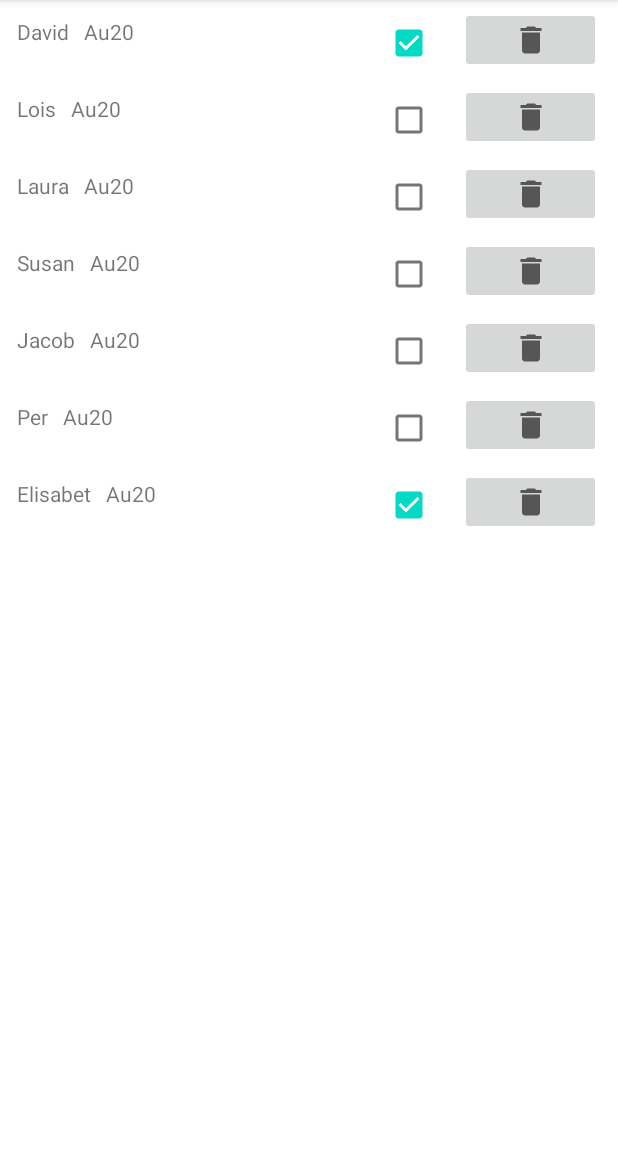
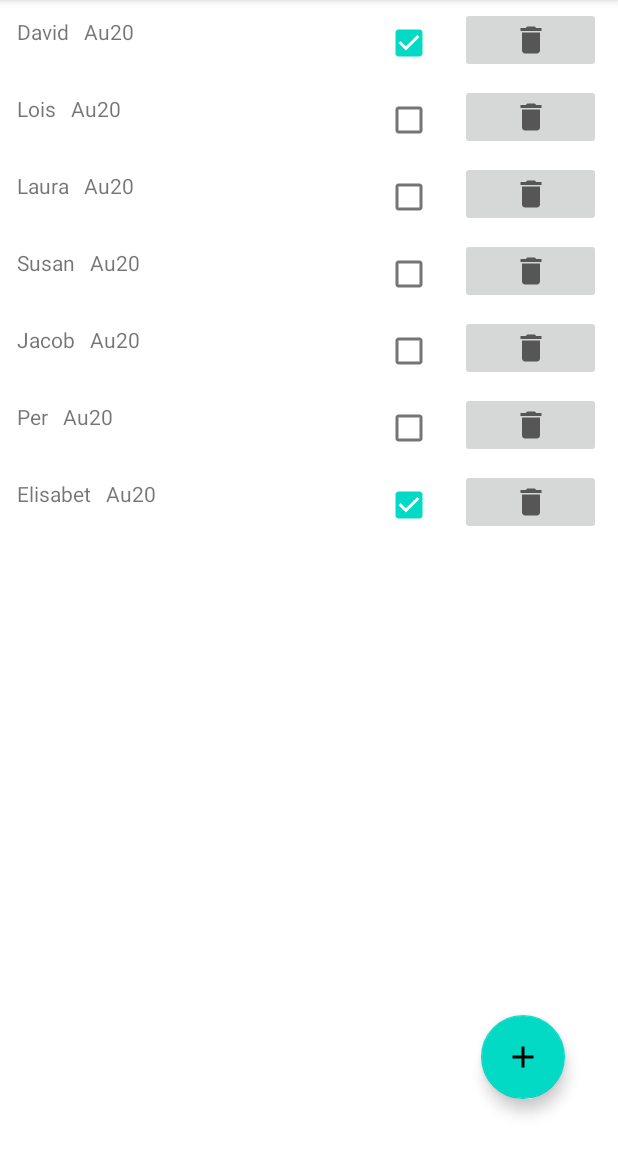
Before and after one commit to davidsvson/AU20_android_ClassListApp, an Android app: the screen it shows after launch (MainActivity), on a phone screen of 412 x 824 dp, the part 84-1236 px from its top. Run offline under Robolectric (Android 15) with nearby library versions, the phone set to English and light mode, and no system bars.

Commit message:
add and delete student

```diff
--- a/app/src/main/java/com/example/classlistapp/MainActivity.kt
+++ b/app/src/main/java/com/example/classlistapp/MainActivity.kt
@@ -1,10 +1,12 @@
 package com.example.classlistapp
 
+import android.content.Intent
 import androidx.appcompat.app.AppCompatActivity
 import android.os.Bundle
 import android.provider.ContactsContract
 import androidx.recyclerview.widget.LinearLayoutManager
 import androidx.recyclerview.widget.RecyclerView
+import com.google.android.material.floatingactionbutton.FloatingActionButton
 
 class MainActivity : AppCompatActivity() {
 
@@ -19,6 +21,12 @@ class MainActivity : AppCompatActivity() {
         recyclerView.layoutManager = LinearLayoutManager(this)
         recyclerView.adapter = StudentsRecycleAdapter(this, DataManager.students)
 
+        val fab = findViewById<FloatingActionButton>(R.id.floatingActionButton)
+        fab.setOnClickListener {
+            val intent = Intent(this, CreateAndEditStudentActivity::class.java)
+            startActivity(intent)
+        }
+
     }
 
     override fun onResume() {
--- /dev/null
+++ b/app/src/main/res/drawable/ic_baseline_add_24.xml
@@ -0,0 +1,10 @@
+<vector xmlns:android="http://schemas.android.com/apk/res/android"
+    android:width="24dp"
+    android:height="24dp"
+    android:viewportWidth="24"
+    android:viewportHeight="24"
+    android:tint="?attr/colorControlNormal">
+  <path
+      android:fillColor="@android:color/white"
+      android:pathData="M19,13h-6v6h-2v-6H5v-2h6V5h2v6h6v2z"/>
+</vector>
--- a/app/src/main/res/layout/activity_create_and_edit_student.xml
+++ b/app/src/main/res/layout/activity_create_and_edit_student.xml
@@ -27,7 +27,7 @@
         android:ems="10"
         android:inputType="textPersonName"
         android:minHeight="48dp"
-        android:text="Name"
+        android:text="Class"
         app:layout_constraintEnd_toEndOf="parent"
         app:layout_constraintStart_toStartOf="parent"
         app:layout_constraintTop_toBottomOf="@+id/nameEditText" />
--- a/app/src/main/res/layout/activity_main.xml
+++ b/app/src/main/res/layout/activity_main.xml
@@ -19,4 +19,15 @@
         app:layout_constraintStart_toStartOf="parent"
         app:layout_constraintTop_toTopOf="parent"
         tools:listitem="@layout/list_item" />
+
+    <com.google.android.material.floatingactionbutton.FloatingActionButton
+        android:id="@+id/floatingActionButton"
+        android:layout_width="wrap_content"
+        android:layout_height="wrap_content"
+        android:layout_marginEnd="35dp"
+        android:layout_marginBottom="35dp"
+        android:clickable="true"
+        app:layout_constraintBottom_toBottomOf="parent"
+        app:layout_constraintEnd_toEndOf="parent"
+        app:srcCompat="@drawable/ic_baseline_add_24" />
 </androidx.constraintlayout.widget.ConstraintLayout>
```
Also changed, not shown: app/src/main/java/com/example/classlistapp/CreateAndEditStudentActivity.kt (+21 -7 lines), app/src/main/java/com/example/classlistapp/StudentsRecycleAdapter.kt (+16 -0 lines).
